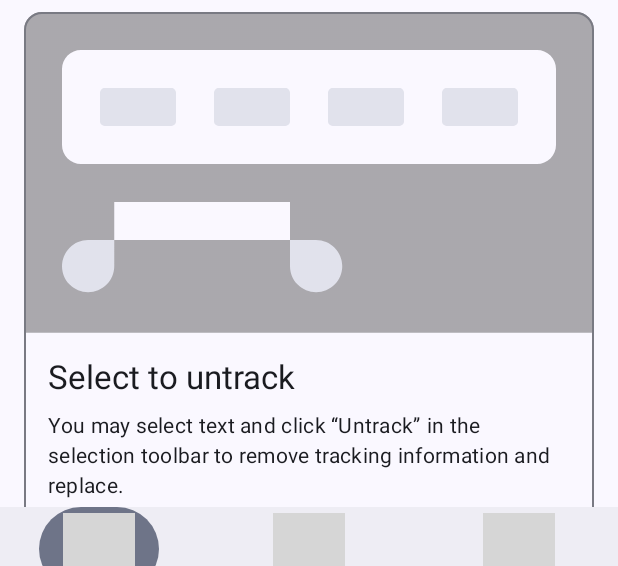
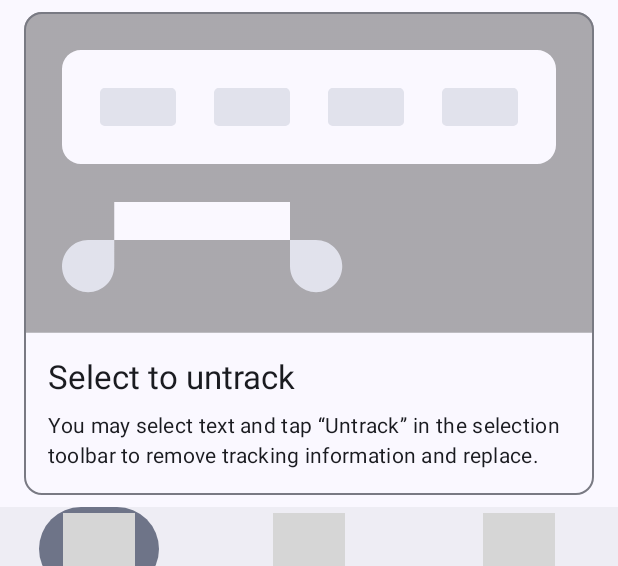
Before and after one commit to zhanghai/Untracker, an Android app built with Jetpack Compose: the composable MainScreen shown on its own in the app's theme, on a phone screen of 412 x 824 dp, the part 609-1175 px from its top. Run offline under Robolectric (Android 15) with nearby library versions, the phone set to English and light mode, and no system bars; libraries missing offline, so code that uses them is left out: me.zhanghai.compose; 2 statements that could not run were skipped; grey boxes are pictures that could not be loaded.

Commit message:
Feat: Improve UI strings
Bug: #52

```diff
--- a/app/src/main/res/values/strings.xml
+++ b/app/src/main/res/values/strings.xml
@@ -32,11 +32,11 @@
     <string name="main_home_share_title">Untrack when sharing</string>
     <string name="main_home_share_text">You may share links to “Untracker” in the sharesheet to remove tracking information and copy or share again.</string>
     <string name="main_home_select_title">Select to untrack</string>
-    <string name="main_home_select_text">You may select text and click “Untrack” in the selection toolbar to remove tracking information and replace.</string>
+    <string name="main_home_select_text">You may select text and tap “Untrack” in the selection toolbar to remove tracking information and replace.</string>
     <string name="main_rules">Rules</string>
     <string name="main_rules_builtin">Built-in</string>
     <string name="main_rules_custom">Custom</string>
-    <string name="main_rules_empty">Press “+” to add a rule</string>
+    <string name="main_rules_empty">Tap “+” to add a rule</string>
     <string name="main_about">About</string>
     <string name="main_about_version_title">Version</string>
     <string name="main_about_version_summary">%1$s (%2$d)</string>
```
Also changed, not shown: 1 other file.
